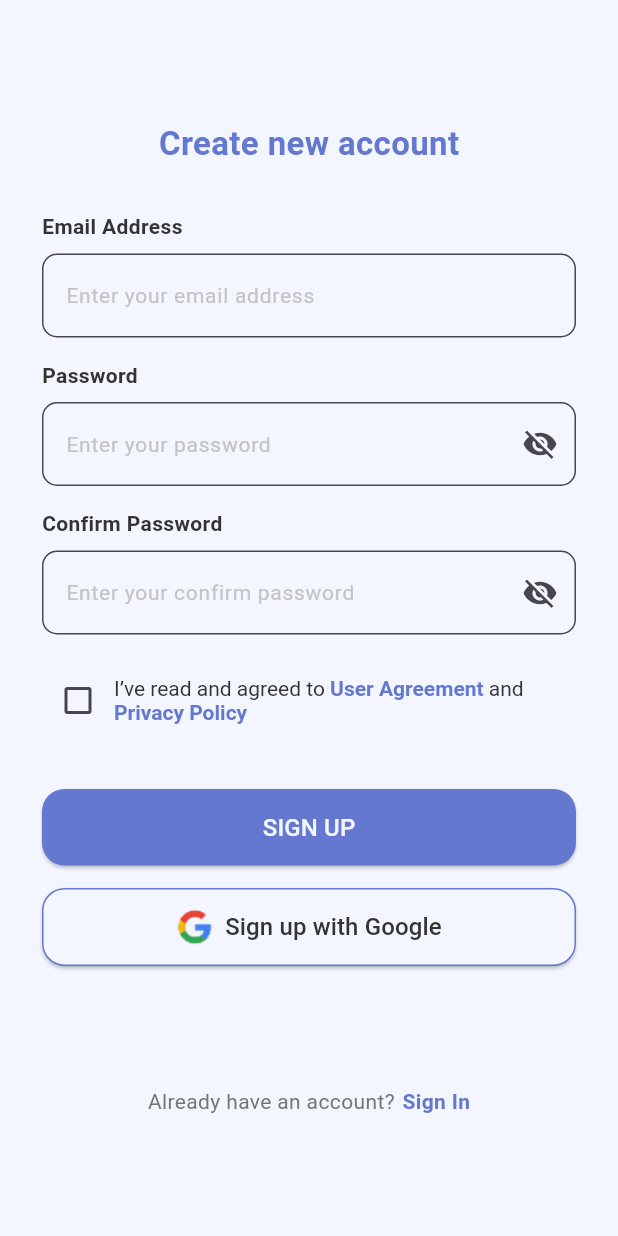
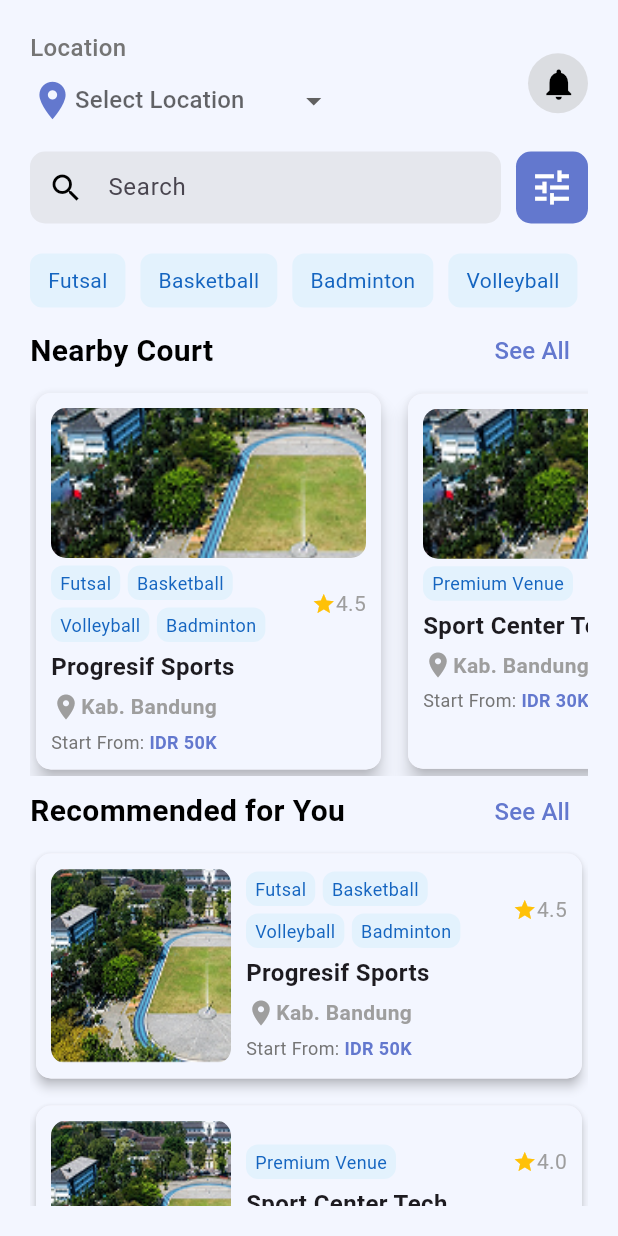
Before and after one commit to brianashari18/fitspace_sports_venue_booking_mobile, a Flutter app: the screen it shows after launch, on a phone screen of 412 x 824 dp. Run offline on Flutter 3.47's test engine with Material 3 defaults, Android fonts, the phone set to English and light mode, and no system bars; our stand-ins replace carousel_slider, cloud_firestore, geolocator, google_fonts, shared_preferences; accounts and stored records are empty.

Commit message:
homepage progress

```diff
--- a/lib/main.dart
+++ b/lib/main.dart
@@ -1,7 +1,9 @@
+import 'package:fitspace_sports_venue_booking_mobile/screens/homepage_screen.dart';
 import 'package:fitspace_sports_venue_booking_mobile/screens/sign_in_screen.dart';
 import 'package:fitspace_sports_venue_booking_mobile/screens/sign_up_screen.dart';
 import 'package:fitspace_sports_venue_booking_mobile/screens/splash_screen.dart';
 import 'package:fitspace_sports_venue_booking_mobile/screens/start_screen.dart';
+import 'package:fitspace_sports_venue_booking_mobile/screens/venue_detail_screen.dart';
 import 'package:flutter/material.dart';
 
 void main() {
@@ -19,7 +21,7 @@ class MyApp extends StatelessWidget {
       theme: ThemeData(
         useMaterial3: true,
       ),
-      home: const SignUpScreen(),
+      home: const HomepageScreen(),
     );
   }
 }
--- /dev/null
+++ b/lib/screens/homepage_screen.dart
@@ -0,0 +1,599 @@
+import 'package:flutter/material.dart';
+import 'package:geolocator/geolocator.dart';
+import 'package:fitspace_sports_venue_booking_mobile/utils/colors.dart';
+
+class HomepageScreen extends StatefulWidget {
+  const HomepageScreen({super.key});
+
+  @override
+  State<HomepageScreen> createState() => HomepageScreenState();
+}
+
+class HomepageScreenState extends State<HomepageScreen> {
+  String? selectedLocation;
+  TextEditingController searchController = TextEditingController();
+  List<String> selectedSports = [];
+  Position? _currentPosition;
+
+  @override
+  void initState() {
+    super.initState();
+    _getCurrentLocation();
+  }
+
+  @override
+  Widget build(BuildContext context) {
+    return Scaffold(
+      backgroundColor: AppColors.whitePurple,
+      body: SafeArea(
+        child: Padding(
+          padding: const EdgeInsets.all(20),
+          child: Column(
+            crossAxisAlignment: CrossAxisAlignment.start,
+            children: [
+              // Location and Notification Row
+              Row(
+                mainAxisAlignment: MainAxisAlignment.spaceBetween,
+                children: [
+                  Column(
+                    crossAxisAlignment: CrossAxisAlignment.start,
+                    children: [
+                      const Text(
+                        'Location',
+                        style: TextStyle(
+                          color: AppColors.grey,
+                          fontSize: 16,
+                          fontWeight: FontWeight.w500,
+                        ),
+                      ),
+                      Row(
+                        children: [
+                          const Icon(
+                            Icons.location_on,
+                            size: 30,
+                            color: AppColors.darkerPrimaryColor,
+                          ),
+                          DropdownButton<String>(
+                            value: selectedLocation,
+                            hint: const Text('Select Location'),
+                            onChanged: (newValue) {
+                              setState(() {
+                                selectedLocation = newValue;
+                              });
+                            },
+                            items: ['Kota Bandung', 'Kabupaten Bandung', 'Bandung Barat']
+                                .map<DropdownMenuItem<String>>((location) {
+                              return DropdownMenuItem<String>(value: location, child: Text(location));
+                            }).toList(),
+                            underline: const SizedBox.shrink(),
+                          ),
+                        ],
+                      ),
+                    ],
+                  ),
+                  Column(
+                    children: [
+                      CircleAvatar(
+                        radius: 20,
+                        backgroundColor: AppColors.lightGrey.withOpacity(0.5),
+                        child: IconButton(
+                          icon: const Icon(
+                            Icons.notifications,
+                            size: 25,
+                            color: Colors.black,
+                          ),
+                          onPressed: () {
+                            print('Notification icon pressed');
+                          },
+                        ),
+                      ),
+                    ],
+                  ),
+                ],
+              ),
+              const SizedBox(height: 10),
+              // Search Bar Row
+              Row(
+                children: [
+                  Expanded(
+                    child: TextField(
+                      controller: searchController,
+                      decoration: InputDecoration(
+                        hintText: 'Search',
+                        filled: true,
+                        fillColor: AppColors.lightGrey.withOpacity(0.3),
+                        contentPadding: const EdgeInsets.symmetric(horizontal: 20, vertical: 12),
+                        border: OutlineInputBorder(
+                          borderRadius: BorderRadius.circular(10),
+                          borderSide: BorderSide.none,
+                        ),
+                        prefixIcon: const Icon(
+                          Icons.search,
+                          size: 24,
+                          color: Colors.black,
+                        ),
+                      ),
+                    ),
+                  ),
+                  const SizedBox(width: 10),
+                  Container(
+                    decoration: BoxDecoration(
+                      color: AppColors.darkerPrimaryColor,
+                      borderRadius: BorderRadius.circular(10),
+                    ),
+                    child: IconButton(
+                      icon: const Icon(
+                        Icons.tune,
+                        size: 30,
+                        color: Colors.white,
+                      ),
+                      onPressed: () {
+                        print('Filter icon pressed');
+                      },
+                      splashColor: Colors.transparent,
+                      highlightColor: Colors.transparent,
+                    ),
+                  ),
+                ],
+              ),
+              const SizedBox(height: 20),
+              // Sport Filter Buttons Row (non-scrollable)
+              SingleChildScrollView(
+                scrollDirection: Axis.horizontal,
+                child: Row(
+                  children: [
+                    _buildButton('Futsal'),
+                    const SizedBox(width: 10),
+                    _buildButton('Basketball'),
+                    const SizedBox(width: 10),
+                    _buildButton('Badminton'),
+                    const SizedBox(width: 10),
+                    _buildButton('Volleyball'),
+                  ],
+                ),
+              ),
+              const SizedBox(height: 5),
+              Expanded(
+                child: SingleChildScrollView(
+                  child: Column(
+                    children: [
+                      Row(
+                        mainAxisAlignment: MainAxisAlignment.spaceBetween,
+                        children: [
+                          const Text(
+                            'Nearby Court',
+                            style: TextStyle(
+                              fontSize: 20,
+                              fontWeight: FontWeight.w600,
+                              color: Colors.black,
+                            ),
+                          ),
+                          TextButton(
+                            onPressed: () {
+                              print('See All pressed');
+                            },
+                            child: const Text(
+                              'See All',
+                              style: TextStyle(
+                                fontSize: 16,
+                                color: AppColors.darkerPrimaryColor,
+                              ),
+                            ),
+                          ),
+                        ],
+                      ),
+                      SingleChildScrollView(
+                        scrollDirection: Axis.horizontal,
+                        child: Row(
+                          children: [
+                            _nearbyCourtCard(
+                              'Progresif Sports', 'Kab. Bandung', 'IDR 50K', 4.5,
+                              'assets/images/venue_dummy.png', -6.9000, 107.6000,
+                              ['Futsal', 'Basketball', 'Volleyball', 'Badminton'],
+                            ),
+                            const SizedBox(width: 10),
+                            _nearbyCourtCard(
+                              'Sport Center Tech', 'Kab. Bandung', 'IDR 30K', 4.0,
+                              'assets/images/venue_dummy.png', -6.8900, 107.6100,
+                              ['Premium Venue'],
+                            ),
+                            const SizedBox(width: 10),
+                            _nearbyCourtCard(
+                              'Mega Sport Center', 'Bandung', 'IDR 75K', 4.8,
+                              'assets/images/venue_dummy.png', -6.9200, 107.6200,
+                              ['Elite Venue'],
+                            ),
+                            const SizedBox(width: 10),
+                            _nearbyCourtCard(
+                              'Active Arena', 'Bandung Barat', 'IDR 60K', 4.7,
+                              'assets/images/venue_dummy.png', -6.9300, 107.6300,
+                              ['Best Seller', 'Popular Venue'],
+                            ),
+                          ],
+                        ),
+                      ),
+                      Row(
+                        mainAxisAlignment: MainAxisAlignment.spaceBetween,
+                        children: [
+                          const Text(
+                            'Recommended for You',
+                            style: TextStyle(
+                              fontSize: 20,
+                              fontWeight: FontWeight.w600,
+                              color: Colors.black,
+                            ),
+                          ),
+                          TextButton(
+                            onPressed: () {
+                              print('See All pressed');
+                            },
+                            child: const Text(
+                              'See All',
+                              style: TextStyle(
+                                fontSize: 16,
+                                color: AppColors.darkerPrimaryColor,
+                              ),
+                            ),
+                          ),
+                        ],
+                      ),
+                      Column(
+                        children: [
+                          _recommendedCourtCard(
+                            'Progresif Sports', 'Kab. Bandung', 'IDR 50K', 4.5,
+                            'assets/images/venue_dummy.png', -6.9000, 107.6000,
+                            ['Futsal', 'Basketball', 'Volleyball', 'Badminton'],
+                          ),
+                          const SizedBox(height: 10),
+                          _recommendedCourtCard(
+                            'Sport Center Tech', 'Kab. Bandung', 'IDR 30K', 4.0,
+                            'assets/images/venue_dummy.png', -6.8900, 107.6100,
+                            ['Premium Venue'],
+                          ),
+                          const SizedBox(height: 10),
+                          _recommendedCourtCard(
+                            'Mega Sport Center', 'Bandung', 'IDR 75K', 4.8,
+                            'assets/images/venue_dummy.png', -6.9200, 107.6200,
+                            ['Elite Venue'],
+                          ),
+                          const SizedBox(height: 10),
+                          _recommendedCourtCard(
+                            'Active Arena', 'Bandung Barat', 'IDR 60K', 4.7,
+                            'assets/images/venue_dummy.png', -6.9300, 107.6300,
+                            ['Best Seller', 'Popular Venue'],
+                          ),
+                        ],
+                      ),
+                    ],
+                  ),
+                ),
+              )
+            ],
+          ),
+        ),
+      ),
+    );
+  }
+
+  Widget _buildButton(String text) {
+    bool isSelected = selectedSports.contains(text);
+
+    return GestureDetector(
+      onTap: () {
+        setState(() {
+          if (isSelected) {
+            selectedSports.remove(text);
+          } else {
+            selectedSports.add(text);
+          }
+        });
+      },
+      child: Container(
+        padding: const EdgeInsets.symmetric(horizontal: 12, vertical: 8),
+        decoration: BoxDecoration(
+          color: isSelected ? AppColors.darkerPrimaryColor : Colors.blue[50],
+          borderRadius: BorderRadius.circular(8),
+        ),
+        child: Text(
+          text,
+          style: TextStyle(
+            color: isSelected ? Colors.white : Colors.blue[800],
+          ),
+        ),
+      ),
+    );
+  }
+
+  Widget _nearbyCourtCard(String name, String location, String price, double rating, String imagePath, double venueLat, double venueLon, List<String> tags) {
+    double? distance = _currentPosition != null
+        ? _calculateDistance(
+      _currentPosition!.latitude,
+      _currentPosition!.longitude,
+      venueLat,
+      venueLon,
+    )
+        : null;
+
+    return Card(
+      elevation: 5,
+      shape: RoundedRectangleBorder(
+        borderRadius: BorderRadius.circular(10),
+      ),
+      child: ConstrainedBox(
+        constraints: const BoxConstraints(
+          minHeight: 250,
+        ),
+        child: Container(
+          width: 230,
+          padding: const EdgeInsets.all(10),
+          decoration: BoxDecoration(
+            borderRadius: BorderRadius.circular(10),
+            color: AppColors.whitePurple,
+          ),
+          child: Column(
+            crossAxisAlignment: CrossAxisAlignment.start,
+            mainAxisSize: MainAxisSize.max,
+            children: [
+              ClipRRect(
+                borderRadius: BorderRadius.circular(10),
+                child: Image.asset(
+                  imagePath,
+                  width: 210,
+                  height: 100,
+                  fit: BoxFit.cover,
+                ),
+              ),
+              const SizedBox(height: 5),
+              Row(
+                children: [
+                  Expanded(
+                    child: Wrap(
+                      spacing: 5,
+                      runSpacing: 5,
+                      children: tags.map((tag) => fieldTag(tag)).toList(),
+                    ),
+                  ),
+                  const SizedBox(width: 10),
+                  Row(
+                    children: [
+                      const Icon(
+                        Icons.star,
+                        size: 16,
+                        color: Colors.amber,
+                      ),
+                      Text(
+                        '$rating',
+                        style: const TextStyle(
+                          fontSize: 14,
+                          color: Colors.grey,
+                        ),
+                      ),
+                    ],
+                  ),
+                ],
+              ),
+              const SizedBox(height: 5),
+              Align(
+                alignment: Alignment.centerLeft,
+                child: Text(
+                  name,
+                  style: const TextStyle(fontSize: 16, fontWeight: FontWeight.bold),
+                ),
+              ),
+              const SizedBox(height: 5),
+              Align(
+                alignment: Alignment.centerLeft,
+                child: Row(
+                  children: [
+                    const Icon(
+                      Icons.location_on,
+                      size: 20,
+                      color: Colors.grey,
+                    ),
+                    Text(
+                      location,
+                      style: const TextStyle(
+                          fontSize: 14,
+                          color: Colors.grey,
+                          fontWeight: FontWeight.bold
+                      ),
+                    ),
+                  ],
+                ),
+              ),
+              const SizedBox(height: 5),
+              Align(
+                alignment: Alignment.centerLeft,
+                child: Row(
+                  children: [
+                    const Text(
+                      'Start From: ',
+                      style: TextStyle(fontSize: 12, color: AppColors.grey),
+                    ),
+                    Text(
+                      price,
+                      style: const TextStyle(
+                          fontSize: 12,
+                          fontWeight: FontWeight.bold,
+                          color: AppColors.darkerPrimaryColor
+                      ),
+                    ),
+                  ],
+                ),
+              ),
+            ],
+          ),
+        ),
+      ),
+    );
+  }
+
+  Widget _recommendedCourtCard(String name, String location, String price, double rating, String imagePath, double venueLat, double venueLon, List<String> tags) {
+    double? distance = _currentPosition != null
+        ? _calculateDistance(
+      _currentPosition!.latitude,
+      _currentPosition!.longitude,
+      venueLat,
+      venueLon,
+    )
+        : null;
+
+    return Card(
+      elevation: 3,
+      shape: RoundedRectangleBorder(
+        borderRadius: BorderRadius.circular(10),
+      ),
+      child: ConstrainedBox(
+        constraints: const BoxConstraints(
+          minHeight: 150,
+        ),
+        child: Container(
+          width: double.infinity,
+          padding: const EdgeInsets.all(10),
+          decoration: BoxDecoration(
+            borderRadius: BorderRadius.circular(10),
+            color: AppColors.whitePurple,
+          ),
+          child: Row(
+            children: [
+              // Image section
+              ClipRRect(
+                borderRadius: BorderRadius.circular(10),
+                child: Image.asset(
+                  imagePath,
+                  width: 120,
+                  height: 130,
+                  fit: BoxFit.cover,
+                ),
+              ),
+              const SizedBox(width: 10), // Add spacing between image and text content
+
+              // Text and details section
+              Expanded(
+                child: Column(
+                  crossAxisAlignment: CrossAxisAlignment.start,
+                  children: [
+                    // Rating and tags row
+                    Row(
+                      mainAxisAlignment: MainAxisAlignment.spaceBetween,
+                      children: [
+                        Expanded(
+                          child: Wrap(
+                            spacing: 5,
+                            runSpacing: 5,
+                            children: tags.map((tag) => fieldTag(tag)).toList(),
+                          ),
+                        ),
+                        Align(
+                          alignment: Alignment.topRight,
+                          child: Row(
+                            children: [
+                              const Icon(
+                                Icons.star,
+                                size: 16,
+                                color: Colors.amber,
+                              ),
+                              Text(
+                                '$rating',
+                                style: const TextStyle(
+                                  fontSize: 14,
+                                  color: Colors.grey,
+                                ),
+                              ),
+                            ],
+                          ),
+                        ),
+                      ],
+                    ),
+                    const SizedBox(height: 5),
+                    Text(
+                      name,
+                      style: const TextStyle(fontSize: 16, fontWeight: FontWeight.bold),
+                    ),
+                    const SizedBox(height: 5),
+                    Row(
+                      children: [
+                        const Icon(
+                          Icons.location_on,
+                          size: 20,
+                          color: Colors.grey,
+                        ),
+                        Text(
+                          location,
+                          style: const TextStyle(
+                            fontSize: 14,
+                            color: Colors.grey,
+                            fontWeight: FontWeight.bold,
+                          ),
+                        ),
+                      ],
+                    ),
+                    const SizedBox(height: 5),
+                    Row(
+                      children: [
+                        const Text(
+                          'Start From: ',
+                          style: TextStyle(fontSize: 12, color: AppColors.grey),
+                        ),
+                        Text(
+                          price,
+                          style: const TextStyle(
+                            fontSize: 12,
+                            fontWeight: FontWeight.bold,
+                            color: AppColors.darkerPrimaryColor,
+                          ),
+                        ),
+                      ],
+                    ),
+                  ],
+                ),
+              ),
+            ],
+          ),
+        ),
+      ),
+    );
+  }
+
+  Widget fieldTag(String text) {
+    return Container(
+      padding: const EdgeInsets.symmetric(horizontal: 6, vertical: 3),
+      decoration: BoxDecoration(
+        color: Colors.blue[50],
+        borderRadius: BorderRadius.circular(8),
+      ),
+      child: Text(
+        text,
+        style: TextStyle(
+          color: Colors.blue[800],
+          fontSize: 12,
+        ),
+      ),
+    );
+  }
+
+  Future<void> _getCurrentLocation() async {
+    bool serviceEnabled = await Geolocator.isLocationServiceEnabled();
+    if (!serviceEnabled) {
+      return;
+    }
+
+    LocationPermission permission = await Geolocator.checkPermission();
+    if (permission == LocationPermission.denied) {
+      permission = await Geolocator.requestPermission();
+      if (permission == LocationPermission.denied) {
+        return;
+      }
+    }
+
+    Position position = await Geolocator.getCurrentPosition(desiredAccuracy: LocationAccuracy.high);
+    setState(() {
+      _currentPosition = position;
+    });
+  }
+
+  double _calculateDistance(double lat1, double lon1, double lat2, double lon2) {
+    double distanceInMeters = Geolocator.distanceBetween(lat1, lon1, lat2, lon2);
+    return distanceInMeters / 1000;
+  }
+}
--- a/lib/screens/venue_detail_screen.dart
+++ b/lib/screens/venue_detail_screen.dart
@@ -95,10 +95,10 @@ class VenueDetailScreenState extends State<VenueDetailScreen> {
                                 spacing: 8,
                                 runSpacing: 8,
                                 children: [
-                                  _buildButton('Mini Soccer'),
-                                  _buildButton('Volleyball'),
-                                  _buildButton('Swimming Pool'),
-                                  _buildButton('Badminton'),
+                                  fieldTag('Mini Soccer'),
+                                  fieldTag('Volleyball'),
+                                  fieldTag('Swimming Pool'),
+                                  fieldTag('Badminton'),
                                 ],
                               ),
                             ),
@@ -286,7 +286,7 @@ class VenueDetailScreenState extends State<VenueDetailScreen> {
   }
 
 
-  Widget _buildButton(String text) {
+  Widget fieldTag(String text) {
     return Container(
       padding: const EdgeInsets.symmetric(horizontal: 12, vertical: 8),
       decoration: BoxDecoration(
--- a/pubspec.yaml
+++ b/pubspec.yaml
@@ -43,6 +43,7 @@ dependencies:
   path_provider: ^2.1.5
   google_sign_in: ^6.2.2
   shared_preferences: ^2.3.3
+  geolocator: ^9.0.1
 
 dev_dependencies:
   flutter_test:
```
Also changed, not shown: pubspec.lock, 3 other files.
